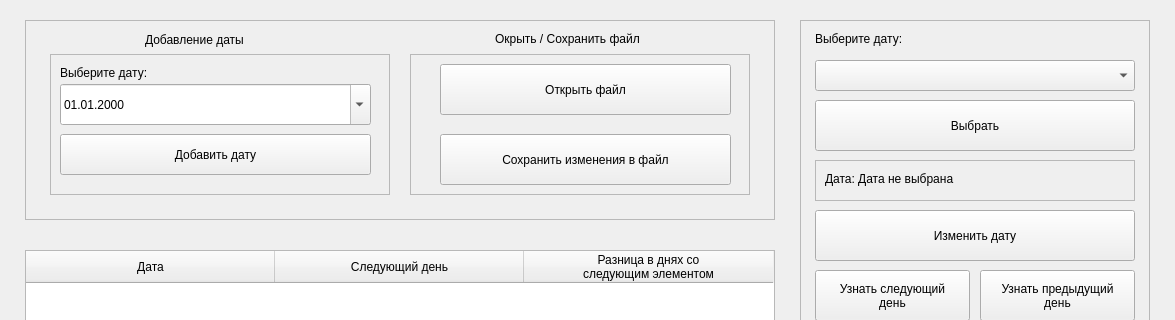
Before: the Qt Designer form Lab2/Task1/mainwindow.ui in ahahaharu/OAiP_Labs, drawn with Qt 5; both pictures show x 0 to 1175 and y 0 to 320 of the 1175 by 750 pixel window.
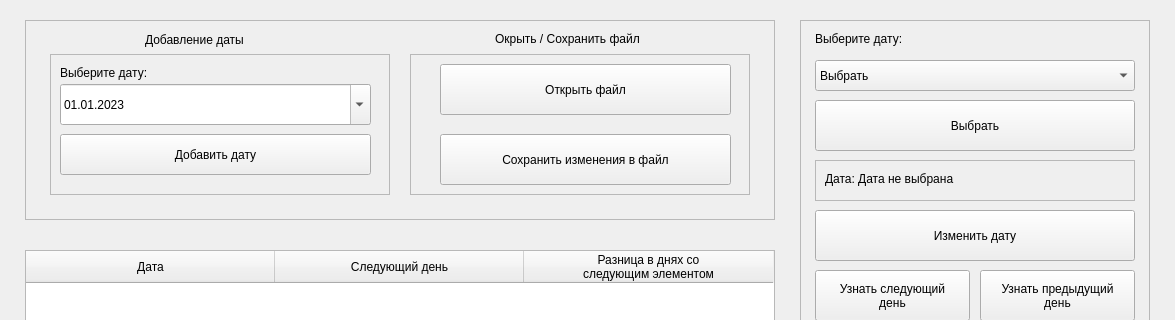
After: the same form once the commit is applied.

Commit message: Lab2_Task1 Added reading dates from a file and adding them to the table

```diff
--- a/Lab2/Task1/mainwindow.ui
+++ b/Lab2/Task1/mainwindow.ui
@@ -107,6 +107,16 @@
         <height>41</height>
        </rect>
       </property>
+      <property name="dateTime">
+       <datetime>
+        <hour>0</hour>
+        <minute>0</minute>
+        <second>0</second>
+        <year>2023</year>
+        <month>1</month>
+        <day>1</day>
+       </datetime>
+      </property>
       <property name="displayFormat">
        <string>dd.MM.yyyy</string>
       </property>
@@ -247,6 +257,11 @@
        <height>31</height>
       </rect>
      </property>
+     <item>
+      <property name="text">
+       <string>Выбрать</string>
+      </property>
+     </item>
     </widget>
     <widget class="QPushButton" name="changeDate_button">
      <property name="geometry">
```
The commit also changes 5 other files.
